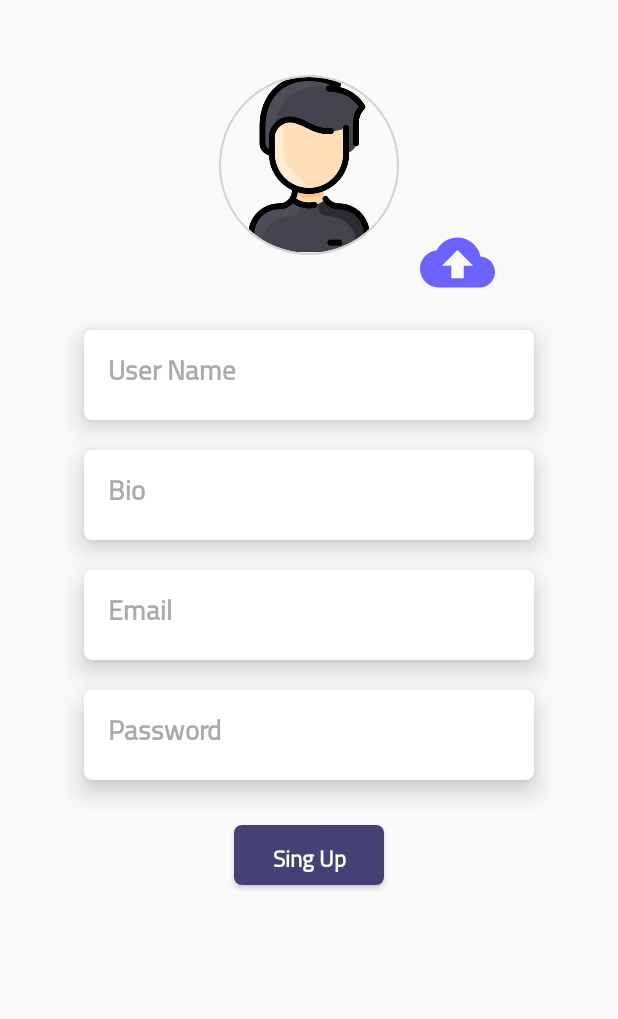
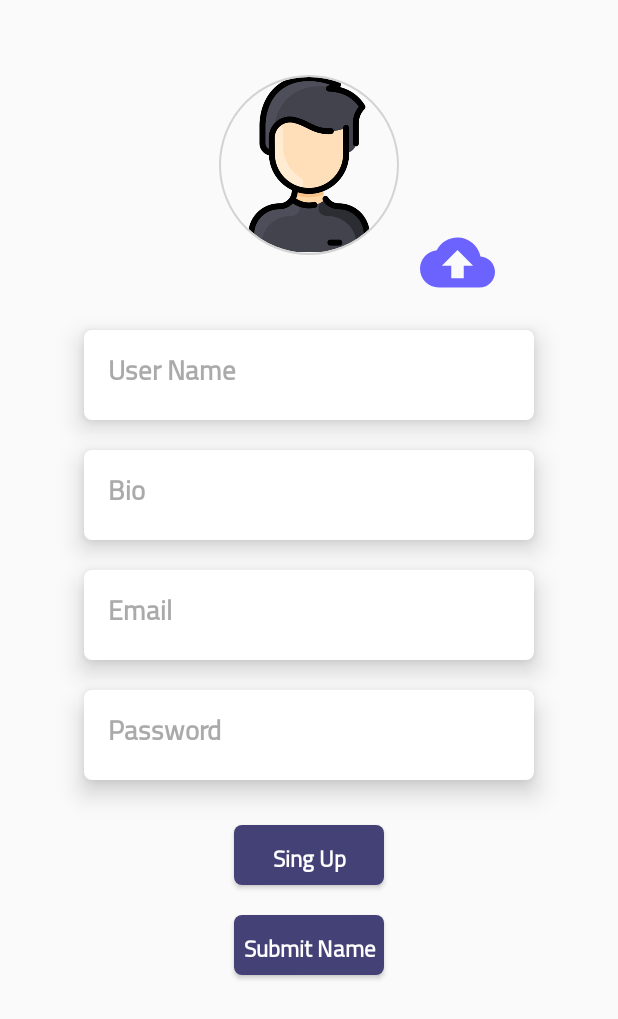
Before and after one commit to salemawad/Mahami_app, an Android app: the screen it shows after launch (login_detiles), after a tap on "Sing Up Now", on a phone screen of 412 x 824 dp. Shown: the top 1019 px of the screen. Run offline under Robolectric (Android 15) with nearby library versions, the phone set to English and light mode, and no system bars; our stand-ins replace CircleImageView, Firebase (no records; nobody signed in at launch, a user with empty details on screens opened directly); libraries missing offline, so code that uses them is left out: com.vansuita.pickimage, es.dmoral.toasty; 8 statements that could not run were skipped; 1 other tap on this screen came first.

Commit message:
- Update design - New Task Update - Make The Splash Screens Show Once The App is run For The First Time - Update Design (2) - Update Notification Code And Fix The Problem - Update New_Task Java Code - Update task_item.xml XML Code - Update Design - fix Error in Holly App - text in app - Add Comment To Java Cods

```diff
--- a/app/src/main/java/com/example/final_projects/login_detiles.java
+++ b/app/src/main/java/com/example/final_projects/login_detiles.java
@@ -43,7 +43,7 @@ public class login_detiles extends AppCompatActivity implements IPickResult {
     private CircleImageView Photo;
     Button sendPhoto;
     EditText email, pass, Name, Bio;
-    Button SingUp;
+    Button SingUp , Submit;
     ImageView profile;
     FirebaseAuth mAtu;
     User_DataBase dataBase;
@@ -61,6 +61,7 @@ public class login_detiles extends AppCompatActivity implements IPickResult {
         reference = firebaseStorage.getReferenceFromUrl("gs://final-projects-2-73b2b.appspot.com/");
         mAtu = FirebaseAuth.getInstance();
         SingUp = findViewById(R.id.Submit_Button_2);
+        Submit = findViewById(R.id.Submit_Button_3);
         email = findViewById(R.id.edit_email_3);
         pass = findViewById(R.id.edit_pass_3);
         Name = findViewById(R.id.edit_name_sing);
@@ -132,6 +133,11 @@ public class login_detiles extends AppCompatActivity implements IPickResult {
                     else
                         pass.setError("Enter a password of 6 numbers or above");
                 }
+            }
+        });
+        Submit.setOnClickListener(new View.OnClickListener() {
+            @Override
+            public void onClick(View v) {
                 String name = Name.getText().toString();
                 String bio = Bio.getText().toString();
 
@@ -143,7 +149,10 @@ public class login_detiles extends AppCompatActivity implements IPickResult {
                 }
             }
         });
+
+
     }
+
 
     //==============================register method==========================================================
     private void new_user(String email, String password) {
--- a/app/src/main/res/layout/activity_login_detiles.xml
+++ b/app/src/main/res/layout/activity_login_detiles.xml
@@ -125,5 +125,24 @@
         android:textSize="15sp"
         android:textStyle="bold" />
 
+    <Button
+        android:id="@+id/Submit_Button_3"
+        android:layout_width="100dp"
+        android:layout_height="40sp"
+        android:layout_below="@id/Submit_Button_2"
+        android:layout_centerHorizontal="true"
+        android:layout_gravity="center"
+        android:layout_marginTop="20sp"
+        android:background="@drawable/login_btn_background"
+        android:fontFamily="@font/cairo"
+        android:gravity="center_horizontal"
+        android:hint="@string/submit_user_name"
+        android:paddingTop="8dp"
+        android:textAlignment="center"
+        android:textColor="@color/white"
+        android:textColorHint="@color/white"
+        android:textSize="15sp"
+        android:textStyle="bold" />
+
 
 </RelativeLayout>
--- a/app/src/main/res/values/strings.xml
+++ b/app/src/main/res/values/strings.xml
@@ -58,6 +58,7 @@
     <string name="privacy_policy">privacy policy</string>
     <string name="terms_and_conditions">Terms and Conditions</string>
     <string name="dont_have_account_yet">don\'t have account yet ?</string>
+    <string name="submit_user_name">Submit Name</string>
 
 
 </resources>
```
Also changed, not shown: 1 other file.
